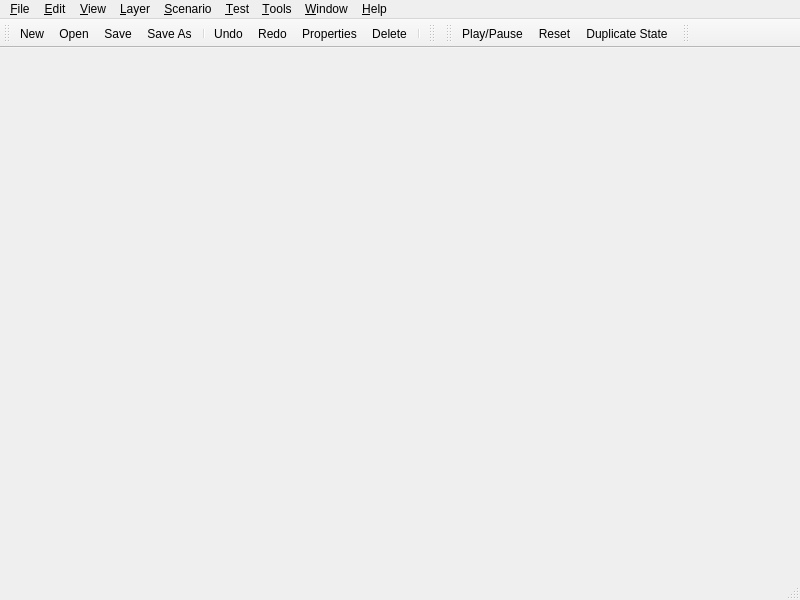
Qt form ChkForge/mainwindow.ui (heinermann/ChkForge) before a commit.
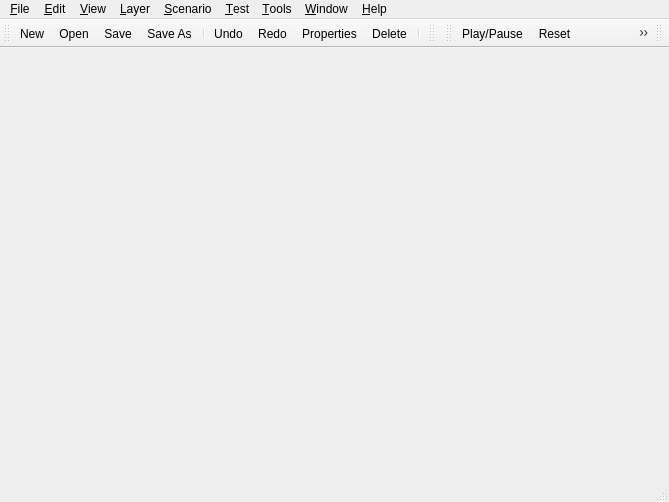
The same form after that commit. Icons and pictures are not drawn.

Commit message: Added about dialog

The edit to the form file:
```diff
--- a/ChkForge/mainwindow.ui
+++ b/ChkForge/mainwindow.ui
@@ -6,8 +6,8 @@
    <rect>
     <x>0</x>
     <y>0</y>
-    <width>800</width>
-    <height>600</height>
+    <width>669</width>
+    <height>502</height>
    </rect>
   </property>
   <property name="windowTitle">
@@ -40,7 +40,7 @@
     <rect>
      <x>0</x>
      <y>0</y>
-     <width>800</width>
+     <width>669</width>
      <height>22</height>
     </rect>
    </property>
```
Left out of the diff: 12 changed lines with no effect on the pictures. The commit also changes 5 other files.
